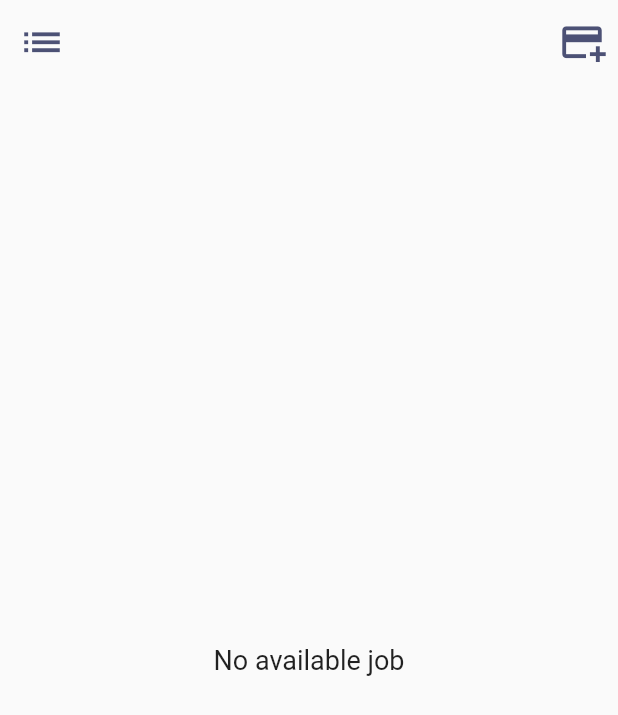
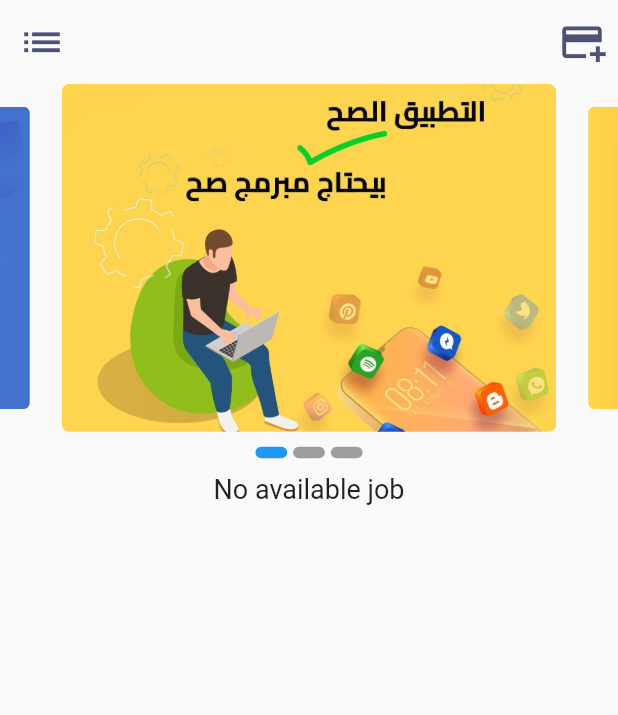
Before and after one commit to Sama-3li-2002/prog_jobs_grad, a Flutter app: the ComHomeScreen screen opened by its route, on a phone screen of 412 x 824 dp. Shown: the top 715 px of the screen. Run offline on Flutter 3.47's test engine with Material 2 defaults, Android fonts, the phone set to English and light mode, and no system bars; drawn by our look-alikes of carousel_slider; our stand-ins replace auto_size_text, cloud_firestore, file_picker, firebase_auth, firebase_core, firebase_storage and 3 more; missing offline and left inert: flutter_pdfview; accounts and stored records are empty; network calls fail.

Commit message:
sama upadates14

```diff
--- a/lib/view/screens/CompanyScreens/CompanyInfoScreen.dart
+++ b/lib/view/screens/CompanyScreens/CompanyInfoScreen.dart
@@ -29,8 +29,7 @@ class _CompanyInfoState extends State<CompanyInfo> {
     return SafeArea(
       child: Scaffold(
         body: Consumer<ComInfoProvider>(
-          builder: (context, comInfoProvider, _) => comInfoProvider
-                  .comInfoList.isEmpty
+          builder: (context, comInfoProvider, _) => comInfoProvider.comInfoList.isEmpty
               ? Center(child: CircularProgressIndicator())
               : SingleChildScrollView(
                   child: Column(
--- a/lib/view/screens/CompanyScreens/com_home.dart
+++ b/lib/view/screens/CompanyScreens/com_home.dart
@@ -27,8 +27,7 @@ class _ComHomeScreenState extends State<ComHomeScreen> {
 
   List<Jobs> jobs = [];
 
-  //for provider
-  bool isDataLoaded = false;
+
 
   @override
   void initState() {
@@ -83,16 +82,21 @@ class _ComHomeScreenState extends State<ComHomeScreen> {
                 : companyJobsProvider.JobsList;
             print("the length $newJobs.length");
 
+
             return companyJobsProvider.isLoading
                 ? Center(child: CircularProgressIndicator())
                 : (companyJobsProvider.JobsList.isEmpty)
-                ? Center(
-              child: Text(
-                'No available job',
-                style: TextStyle(fontSize: 18.0),
-              ),)
+                ? Column(
+                  children: [
+                    AdImages(),
+                    Center(
+                    child: Text('No available job',
+                    style: TextStyle(fontSize: 18.0),
+                    ),),
+                  ],
+                )
                 : SingleChildScrollView(
-              child: Column(
+                child: Column(
                 crossAxisAlignment: CrossAxisAlignment.start,
                 children: [
                   AdImages(),
--- a/lib/view/screens/ProgrammerScreen/FavoriteScreen.dart
+++ b/lib/view/screens/ProgrammerScreen/FavoriteScreen.dart
@@ -20,6 +20,8 @@ class Favorite extends StatefulWidget {
 }
 
 class _FavoriteState extends State<Favorite> {
+
+
   @override
   void initState() {
     super.initState();
--- a/lib/view/screens/ProgrammerScreen/home.dart
+++ b/lib/view/screens/ProgrammerScreen/home.dart
@@ -91,6 +91,7 @@ class _HomeScreenState extends State<HomeScreen> {
         List<Jobs> newJobs = companiesJobsProvider.JobsList.length >= 2
             ? companiesJobsProvider.JobsList.sublist(0, 2)
             : companiesJobsProvider.JobsList;
+
         print("the job list $companiesJobsProvider.JobsList");
         return companiesJobsProvider.isLoading
             ? Center(
--- a/lib/view/screens/shared_screens/signup.dart
+++ b/lib/view/screens/shared_screens/signup.dart
@@ -3,6 +3,7 @@ import 'package:flutter/material.dart';
 import 'package:fluttertoast/fluttertoast.dart';
 import 'package:prog_jobs_grad/controller/FirebaseAuthController.dart';
 import 'package:prog_jobs_grad/model/UsersModel.dart';
+import 'package:prog_jobs_grad/view/screens/CompanyScreens/AddNewJobScreen.dart';
 import '../../../model/CompanyModel.dart';
 import '../../../utils/size_config.dart';
 import '../../customWidget/TextFieldWidget.dart';
@@ -579,6 +580,7 @@ class _SignupScreenState extends State<SignupScreen> {
                 comName: _companyNameCom!.text,
               );
             }));
+            AddNewJobScreen.companyName = _companyNameCom!.text;
           }
         } else {
           Fluttertoast.showToast(
```
Also changed, not shown: lib/view/screens/CompanyScreens/AddNewJobScreen.dart (+28 -14 lines).
